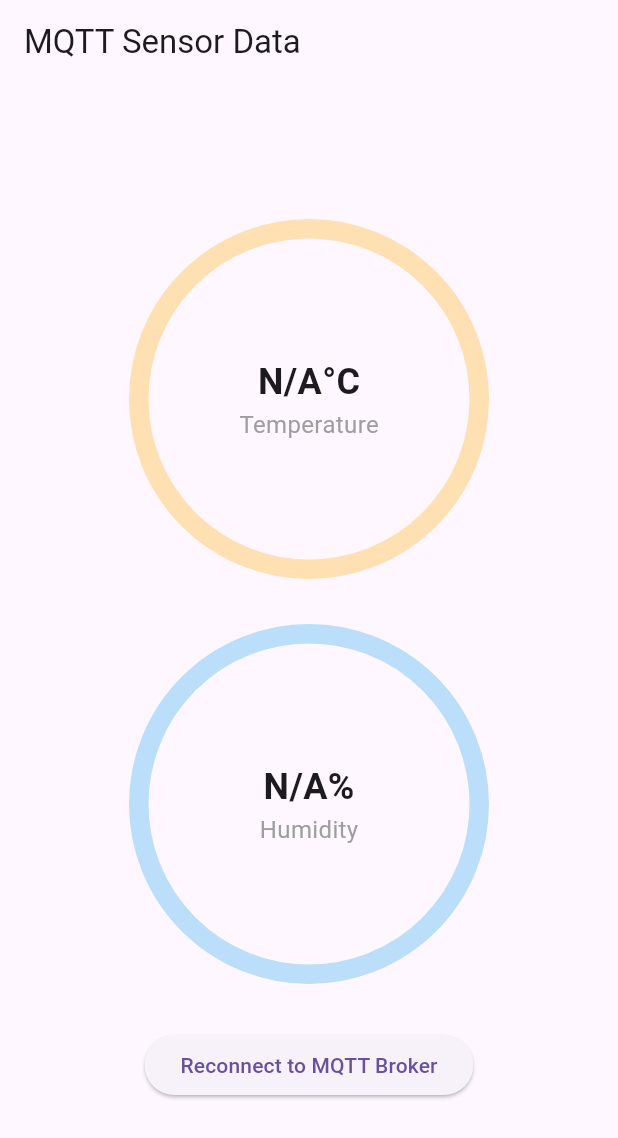
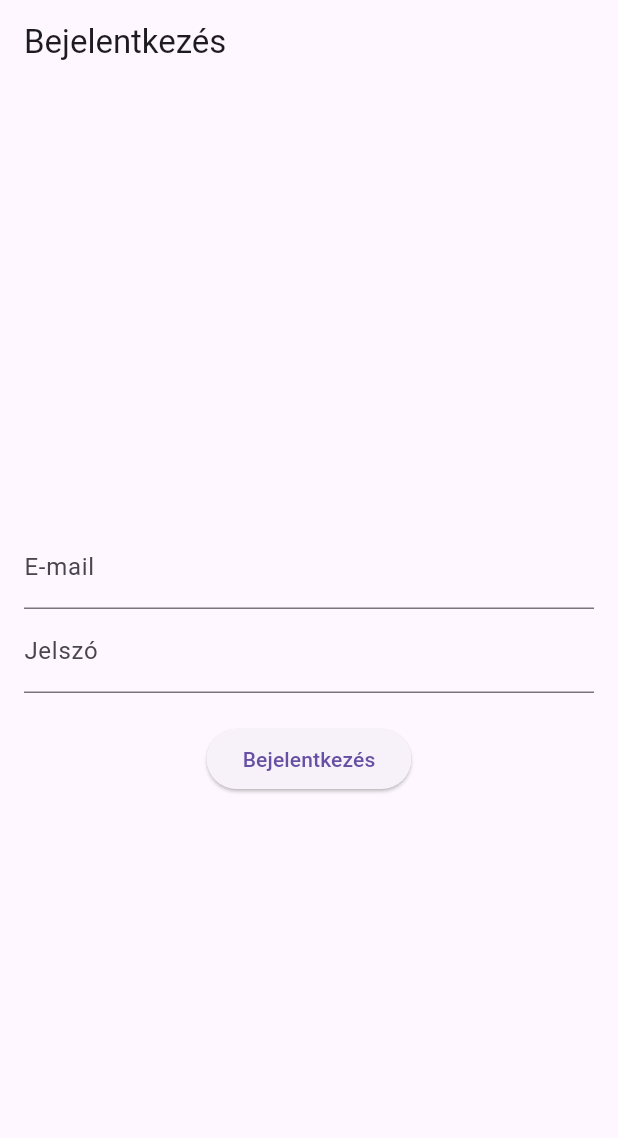
Before and after one commit to oliver-bardi/IHome, a Flutter app: the screen it shows after launch, on a phone screen of 412 x 824 dp. Shown: the top 1138 px of the screen. Run offline on Flutter 3.47's test engine with Material 3 defaults, Android fonts, the phone set to English and light mode, and no system bars; drawn by our look-alikes of percent_indicator; our stand-ins replace typed_data; missing offline and left inert: mqtt_client.

Commit message:
LightingScreen, LoginScreen, DashboardScreen

```diff
--- a/lib/main.dart
+++ b/lib/main.dart
@@ -1,6 +1,5 @@
 import 'package:flutter/material.dart';
-import 'package:percent_indicator/percent_indicator.dart';
-import 'mqtt_manager.dart';
+import 'screens/login_screen.dart';
 
 void main() {
   runApp(MyApp());
@@ -10,111 +9,11 @@ class MyApp extends StatelessWidget {
   @override
   Widget build(BuildContext context) {
     return MaterialApp(
-      title: 'MQTT Demo',
+      title: 'Home Automation App',
       theme: ThemeData(
         primarySwatch: Colors.blue,
       ),
-      home: MyHomePage(),
+      home: LoginScreen(),
     );
   }
 }
-
-class MyHomePage extends StatefulWidget {
-  @override
-  _MyHomePageState createState() => _MyHomePageState();
-}
-
-class _MyHomePageState extends State<MyHomePage> {
-  late MQTTManager mqttManager;
-
-  @override
-  void initState() {
-    super.initState();
-    mqttManager = MQTTManager(
-      onDataReceived: () {
-        setState(() {}); // Updates UI on new data
-      },
-    );
-    mqttManager.connect();
-  }
-
-  @override
-  Widget build(BuildContext context) {
-    // Convert temperature and humidity values to double, with default as 0
-    double temperatureValue = double.tryParse(mqttManager.temperature) ?? 0;
-    double humidityValue = double.tryParse(mqttManager.humidity) ?? 0;
-
-    return Scaffold(
-      appBar: AppBar(
-        title: Text('MQTT Sensor Data'),
-      ),
-      body: Center(
-        child: Column(
-          mainAxisAlignment: MainAxisAlignment.center,
-          children: <Widget>[
-            // Circular indicator for temperature
-            CircularPercentIndicator(
-              radius: 120.0,
-              lineWidth: 13.0,
-              animation: true,
-              percent: (temperatureValue / 100).clamp(0.0, 1.0),
-              center: Column(
-                mainAxisAlignment: MainAxisAlignment.center,
-                children: [
-                  Text(
-                    "${mqttManager.temperature}°C",
-                    style: TextStyle(fontSize: 24, fontWeight: FontWeight.bold),
-                  ),
-                  Text(
-                    'Temperature',
-                    style: TextStyle(fontSize: 16, color: Colors.grey),
-                  ),
-                ],
-              ),
-              circularStrokeCap: CircularStrokeCap.round,
-              progressColor: Colors.orangeAccent,
-              backgroundColor: Colors.orange[100]!,
-            ),
-            SizedBox(height: 30),
-            // Circular indicator for humidity
-            CircularPercentIndicator(
-              radius: 120.0,
-              lineWidth: 13.0,
-              animation: true,
-              percent: (humidityValue / 100).clamp(0.0, 1.0),
-              center: Column(
-                mainAxisAlignment: MainAxisAlignment.center,
-                children: [
-                  Text(
-                    "${mqttManager.humidity}%",
-                    style: TextStyle(fontSize: 24, fontWeight: FontWeight.bold),
-                  ),
-                  Text(
-                    'Humidity',
-                    style: TextStyle(fontSize: 16, color: Colors.grey),
-                  ),
-                ],
-              ),
-              circularStrokeCap: CircularStrokeCap.round,
-              progressColor: Colors.blueAccent,
-              backgroundColor: Colors.blue[100]!,
-            ),
-            SizedBox(height: 30),
-            ElevatedButton(
-              onPressed: () {
-                mqttManager.connect();
-              },
-              child: Text('Reconnect to MQTT Broker'),
-            ),
-          ],
-        ),
-      ),
-    );
-  }
-
-  @override
-  void dispose() {
-    mqttManager.disconnect();
-    super.dispose();
-  }
-}
--- /dev/null
+++ b/lib/screens/login_screen.dart
@@ -0,0 +1,36 @@
+import 'package:flutter/material.dart';
+import 'dashboard_screen.dart';
+
+class LoginScreen extends StatelessWidget {
+  @override
+  Widget build(BuildContext context) {
+    return Scaffold(
+      appBar: AppBar(title: Text("Bejelentkezés")),
+      body: Padding(
+        padding: const EdgeInsets.all(16.0),
+        child: Column(
+          mainAxisAlignment: MainAxisAlignment.center,
+          children: <Widget>[
+            TextField(
+              decoration: InputDecoration(labelText: "E-mail"),
+            ),
+            TextField(
+              decoration: InputDecoration(labelText: "Jelszó"),
+              obscureText: true,
+            ),
+            SizedBox(height: 20),
+            ElevatedButton(
+              onPressed: () {
+                Navigator.pushReplacement(
+                  context,
+                  MaterialPageRoute(builder: (context) => DashboardScreen()),
+                );
+              },
+              child: Text("Bejelentkezés"),
+            ),
+          ],
+        ),
+      ),
+    );
+  }
+}
--- a/lib/mqtt_manager.dart
+++ b/lib/screens/mqtt_manager.dart
@@ -1,50 +1,49 @@
 import 'dart:convert';
+import 'dart:typed_data';
 import 'package:mqtt_client/mqtt_client.dart';
 import 'package:mqtt_client/mqtt_server_client.dart';
+import 'package:typed_data/typed_data.dart';
 
 class MQTTManager {
   late MqttServerClient client;
-  String broker = '192.168.137.1'; // Replace with your MQTT broker IP
+  String broker = '192.168.137.1';
   int port = 1883;
   String clientId = 'flutter_client';
   String temperature = 'N/A';
   String humidity = 'N/A';
 
-  // Callback for UI updates
   Function? onDataReceived;
 
   MQTTManager({this.onDataReceived}) {
     client = MqttServerClient(broker, clientId);
     client.port = port;
     client.keepAlivePeriod = 20;
-
-    // Set up callbacks
     client.onDisconnected = onDisconnected;
     client.onConnected = onConnected;
     client.onSubscribed = onSubscribed;
   }
 
   void onSubscribed(String topic) {
-    print('Subscribed to $topic');
+    print('Feliratkozás a témára: $topic');
   }
 
   void onConnected() {
-    print('Connected to MQTT Broker');
+    print('Kapcsolódva az MQTT szerverhez');
   }
 
   void onDisconnected() {
-    print('Disconnected from MQTT Broker');
+    print('Kapcsolat megszakadt az MQTT szerverrel');
   }
 
   Future<void> connect() async {
     try {
       await client.connect();
       if (client.connectionStatus!.state == MqttConnectionState.connected) {
-        print('Connected to the MQTT Broker');
+        print('Kapcsolódva az MQTT szerverhez');
         subscribe('home/sensor_data');
       }
     } catch (e) {
-      print('Error connecting to the MQTT Broker: $e');
+      print('Hiba az MQTT szerverhez való kapcsolódáskor: $e');
       client.disconnect();
     }
   }
@@ -55,10 +54,9 @@ class MQTTManager {
       final MqttPublishMessage message = c[0].payload as MqttPublishMessage;
       final String payload = MqttPublishPayload.bytesToStringAsString(message.payload.message);
 
-      print('Received message: $payload');
+      print('Üzenet érkezett: $payload');
       final data = jsonDecode(payload);
 
-      // Parse temperature and humidity, then trigger callback
       temperature = data['temperature']?.toString() ?? 'N/A';
       humidity = data['humidity']?.toString() ?? 'N/A';
 
@@ -68,6 +66,15 @@ class MQTTManager {
     });
   }
 
+  void publishSwitchState(bool state) {
+    final payload = state ? "ON" : "OFF";
+    Uint8List byteData = Uint8List.fromList(utf8.encode(payload));
+    Uint8Buffer buffer = Uint8Buffer()..addAll(byteData);
+
+    client.publishMessage("home/switch", MqttQos.atMostOnce, buffer);
+    print("Kapcsoló állapotának küldése: $payload");
+  }
+
   void disconnect() {
     client.disconnect();
   }
--- a/pubspec.yaml
+++ b/pubspec.yaml
@@ -19,7 +19,7 @@ publish_to: 'none' # Remove this line if you wish to publish to pub.dev
 version: 1.0.0+1
 
 environment:
-  sdk: ^3.5.4
+  sdk: ^3.5.3
 
 # Dependencies specify other packages that your package needs in order to work.
 # To automatically upgrade your package dependencies to the latest versions
@@ -31,6 +31,7 @@ dependencies:
   flutter:
     sdk: flutter
   percent_indicator: ^4.2.2
+  typed_data: ^1.4.0
 
   # The following adds the Cupertino Icons font to your application.
   # Use with the CupertinoIcons class for iOS style icons.
```
Also changed, not shown: lib/screens/dashboard_screen.dart (added, +67 -0 lines), lib/screens/heating_screen.dart (added, +179 -0 lines), lib/screens/lighting_screen.dart (added, +62 -0 lines), lib/screens/security_screen.dart (added, +17 -0 lines), lib/screens/watering_screen.dart (added, +17 -0 lines), pubspec.lock, 1 other file.
